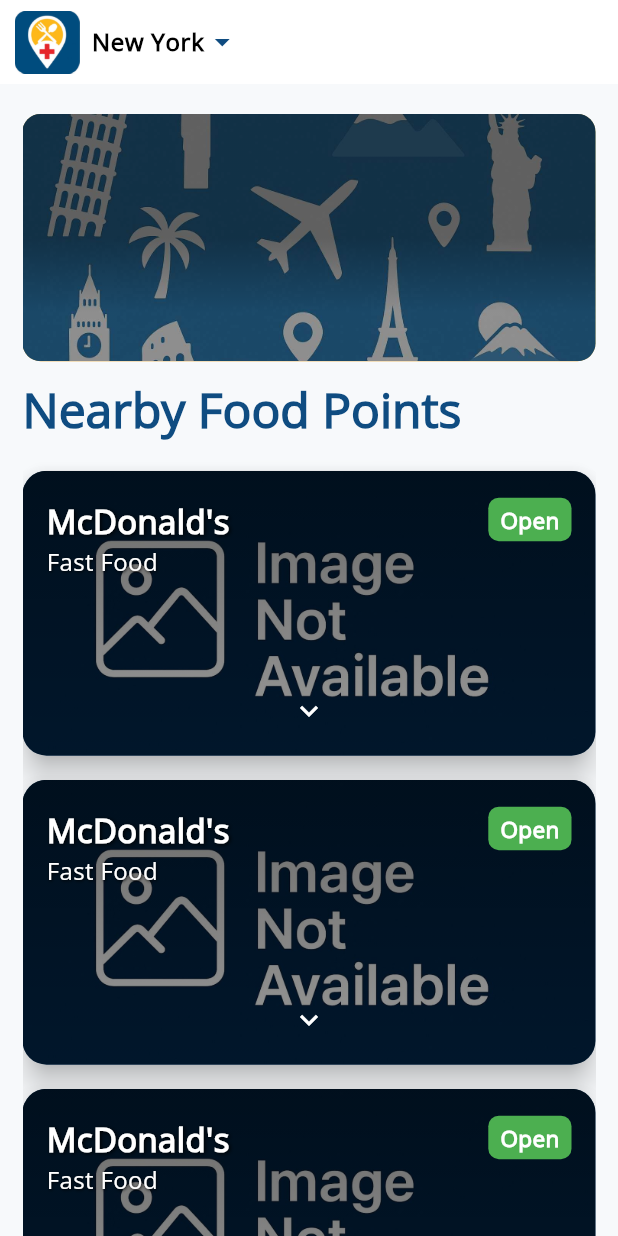
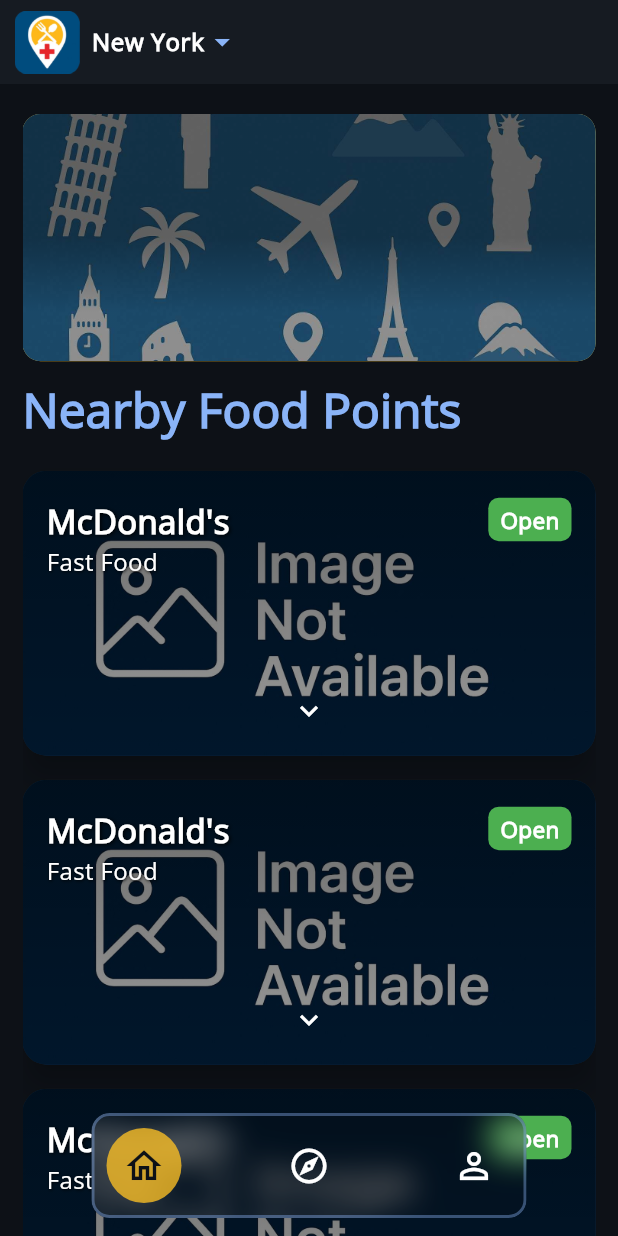
Before and after one commit to qamarsultan7/roamsavvy, a Flutter app: the screen it shows after launch, on a phone screen of 412 x 824 dp. Run offline on Flutter 3.47's test engine with Material 3 defaults, Android fonts, the light colour scheme and no system bars; drawn by our look-alikes of flutter_animate; our stand-ins replace bloc, equatable, flutter_bloc, lottie.

Commit message:
feat: implement bottom navigation bar with BLoC state management and refactor HomeView and HomeScreen

```diff
--- a/lib/app/app.dart
+++ b/lib/app/app.dart
@@ -12,7 +12,7 @@
       title: 'Traveler Guide',
       theme: AppTheme.lightTheme,
       darkTheme: AppTheme.darkTheme,
-      themeMode: ThemeMode.light,
+      themeMode: ThemeMode.dark,
       initialRoute: RouteName.home,
       onGenerateRoute: RouteGenerator.generateRoute,
       debugShowCheckedModeBanner: false,
--- a/lib/app/routes/route_generator.dart
+++ b/lib/app/routes/route_generator.dart
@@ -1,5 +1,5 @@
 import 'package:flutter/material.dart';
-import 'package:roamsavvy/featured/home/view/home_view.dart';
+import 'package:roamsavvy/featured/home/view/home_screen.dart';
 import 'package:roamsavvy/featured/onboarding/view/onboarding_view.dart';
 import 'package:roamsavvy/featured/splash/view/splash_view.dart';
 import 'route_name.dart';
@@ -16,7 +16,7 @@
         return MaterialPageRoute(builder: (_) => const OnboardingView());
 
       case RouteName.home:
-        return MaterialPageRoute(builder: (_) => const HomeView());
+        return MaterialPageRoute(builder: (_) => const HomeScreen());
 
       // case RouteName.medical:
       //   return MaterialPageRoute(builder: (_) => const MedicalPage());
--- a/lib/featured/home/view/home_screen.dart
+++ b/lib/featured/home/view/home_screen.dart
@@ -1,4 +1,6 @@
 import 'package:flutter/material.dart';
+import 'package:flutter_animate/flutter_animate.dart';
+import 'package:roamsavvy/featured/home/view/home_view.dart';
 import 'widgets/location_bottom_sheet.dart';
 
 class HomeScreen extends StatelessWidget {
@@ -16,39 +18,40 @@
 
   @override
   Widget build(BuildContext context) {
-    return Scaffold(appBar: _buildAppBar(context), body: Column(children: []));
+    return Scaffold(
+      appBar: _buildAppBar(context),
+      body: IndexedStack(children: [HomeView()]),
+    );
   }
 
   AppBar _buildAppBar(BuildContext context) {
     return AppBar(
       automaticallyImplyLeading: false,
       elevation: 0,
+      titleSpacing: 5,
+      leading: Padding(
+        padding: const EdgeInsets.only(left: 7.0, top: 7, bottom: 7),
+        child: Image.asset('assets/icons/app_icon1.png')
+            .animate(delay: 100.ms)
+            .scale(begin: Offset(0.8, 0.8), end: Offset(1, 1)),
+      ),
       title: _buildLocationSelector(context),
     );
   }
 
   Widget _buildLocationSelector(BuildContext context) {
-    return InkWell(
+    return Row(
+      mainAxisSize: MainAxisSize.min,
+      children: [
+        InkWell(
           onTap: () => _showLocationBottomSheet(context),
           borderRadius: BorderRadius.circular(12),
-      child: Padding(
-        padding: const EdgeInsets.symmetric(horizontal: 8, vertical: 4),
           child: Row(
-          mainAxisSize: MainAxisSize.min,
-          children: [
-            Icon(
-              Icons.location_on,
-              color: Theme.of(context).colorScheme.primary,
-              size: 22,
-            ),
-            const SizedBox(width: 8),
-            const SizedBox(height: 2),
-            Row(
             children: [
               Text(
                 'New York',
-                  style: TextStyle(
-                    fontWeight: FontWeight.w500,
+                style: Theme.of(context).textTheme.bodyLarge?.copyWith(
+                  fontWeight: FontWeight.w700,
                   color: Theme.of(context).colorScheme.onSurface,
                 ),
               ),
@@ -58,9 +61,8 @@
               ),
             ],
           ),
+        ),
       ],
-        ),
-      ),
     );
   }
 }
--- a/lib/featured/home/view/home_view.dart
+++ b/lib/featured/home/view/home_view.dart
@@ -1,28 +1,19 @@
 import 'package:flutter/material.dart';
 import 'package:flutter_animate/flutter_animate.dart';
 import 'package:roamsavvy/featured/home/view/widgets/location_bottom_sheet.dart';
+import '../../../shared/components/custom_bottom_navbar.dart';
 import 'widgets/cover_heading_widget.dart';
 import 'widgets/expandable_card_container.dart';
 
 class HomeView extends StatelessWidget {
   const HomeView({super.key});
 
-  void _showLocationBottomSheet(BuildContext context) {
-    showModalBottomSheet(
-      context: context,
-      isScrollControlled: true,
-      shape: const RoundedRectangleBorder(
-        borderRadius: BorderRadius.vertical(top: Radius.circular(20)),
-      ),
-      builder: (context) => const LocationBottomSheet(),
-    );
-  }
-
   @override
   Widget build(BuildContext context) {
     final size = MediaQuery.of(context).size;
     return Scaffold(
-      appBar: _buildAppBar(context),
+      resizeToAvoidBottomInset: false,
+      extendBody: true,
       body: Padding(
         padding: const EdgeInsets.symmetric(horizontal: 15.0),
         child: CustomScrollView(
@@ -75,48 +66,8 @@
           ],
         ),
       ),
-    );
-  }
 
-  AppBar _buildAppBar(BuildContext context) {
-    return AppBar(
-      automaticallyImplyLeading: false,
-      elevation: 0,
-      titleSpacing: 5,
-      leading: Padding(
-        padding: const EdgeInsets.only(left: 7.0, top: 7, bottom: 7),
-        child: Image.asset('assets/icons/app_icon1.png')
-            .animate(delay: 100.ms)
-            .scale(begin: Offset(0.8, 0.8), end: Offset(1, 1)),
-      ),
-      title: _buildLocationSelector(context),
-    );
-  }
-
-  Widget _buildLocationSelector(BuildContext context) {
-    return Row(
-      mainAxisSize: MainAxisSize.min,
-      children: [
-        InkWell(
-          onTap: () => _showLocationBottomSheet(context),
-          borderRadius: BorderRadius.circular(12),
-          child: Row(
-            children: [
-              Text(
-                'New York',
-                style: Theme.of(context).textTheme.bodyLarge?.copyWith(
-                  fontWeight: FontWeight.w700,
-                  color: Theme.of(context).colorScheme.onSurface,
-                ),
-              ),
-              Icon(
-                Icons.arrow_drop_down,
-                color: Theme.of(context).colorScheme.primary,
-              ),
-            ],
-          ),
-        ),
-      ],
+      bottomNavigationBar: CustomBottomNavbar(),
     );
   }
 }
--- a/lib/featured/home/view/widgets/expandable_card_container.dart
+++ b/lib/featured/home/view/widgets/expandable_card_container.dart
@@ -67,7 +67,6 @@
       child: Card(
         margin: EdgeInsets.zero,
         elevation: 8,
-        shadowColor: Theme.of(context).colorScheme.onSurface,
         shape: RoundedRectangleBorder(borderRadius: BorderRadius.circular(16)),
         clipBehavior: Clip.antiAlias,
         child: GestureDetector(
--- a/lib/main.dart
+++ b/lib/main.dart
@@ -3,12 +3,17 @@
 import 'package:roamsavvy/app/app.dart';
 import 'package:roamsavvy/featured/home/bloc/home_bloc.dart';
 import 'package:roamsavvy/featured/onboarding/bloc/onboarding_bloc.dart';
+import 'shared/bloc/bottom_nav_bar_bloc.dart';
+
 
 void main() {
   runApp(
     MultiBlocProvider(
       providers: [BlocProvider(create: (context) => OnboardingBloc()),
-      BlocProvider(create: (_)=>HomeBloc())
+      BlocProvider(create: (_)=>HomeBloc()),
+      BlocProvider(
+        create: (_) => BottomNavBarBloc(),
+      ),
       ],
       child: const MyApp(),
     ),
--- /dev/null
+++ b/lib/shared/bloc/bottom_nav_bar_bloc.dart
@@ -0,0 +1,23 @@
+import 'package:bloc/bloc.dart';
+import 'package:equatable/equatable.dart';
+
+part 'bottom_nav_bar_event.dart';
+part 'bottom_nav_bar_state.dart';
+
+class BottomNavBarBloc extends Bloc<BottomNavBarEvent, BottomNavBarState> {
+  BottomNavBarBloc() : super(BottomNavBarState()) {
+    on<BottomNavBarItemTapped>(_onTappedUpdateIndex);
+  }
+
+  void _onTappedUpdateIndex(
+    BottomNavBarItemTapped event,
+    Emitter<BottomNavBarState> emit,
+  ) {
+    emit(
+      BottomNavBarState(
+        previousIndex: state.selectedIndex,
+        selectedIndex: event.index,
+      ),
+    );
+  }
+}
--- /dev/null
+++ b/lib/shared/bloc/bottom_nav_bar_event.dart
@@ -0,0 +1,10 @@
+part of 'bottom_nav_bar_bloc.dart';
+
+sealed class BottomNavBarEvent {
+  const BottomNavBarEvent();
+}
+
+class BottomNavBarItemTapped extends BottomNavBarEvent {
+  final int index;
+  const BottomNavBarItemTapped({required this.index});
+}
--- /dev/null
+++ b/lib/shared/bloc/bottom_nav_bar_state.dart
@@ -0,0 +1,10 @@
+part of 'bottom_nav_bar_bloc.dart';
+
+class BottomNavBarState extends Equatable {
+  final int previousIndex;
+  final int selectedIndex;
+  const BottomNavBarState({this.previousIndex = 0, this.selectedIndex = 0});
+
+  @override
+  List<Object> get props => [previousIndex, selectedIndex];
+}
--- /dev/null
+++ b/lib/shared/components/custom_bottom_navbar.dart
@@ -0,0 +1,193 @@
+import 'dart:ui';
+import 'package:flutter/material.dart';
+import 'package:flutter_animate/flutter_animate.dart';
+import 'package:flutter_bloc/flutter_bloc.dart';
+import 'package:roamsavvy/shared/bloc/bottom_nav_bar_bloc.dart';
+
+class CustomBottomNavbar extends StatefulWidget {
+  final Function(int)? onTap;
+  final int selectedIndex;
+
+  const CustomBottomNavbar({super.key, this.onTap, this.selectedIndex = 0});
+
+  @override
+  State<CustomBottomNavbar> createState() => _CustomBottomNavbarState();
+}
+
+class _CustomBottomNavbarState extends State<CustomBottomNavbar> {
+  late List<IconData> _tabIcons;
+
+  @override
+  void initState() {
+    super.initState();
+
+    // Initialize the tab icons
+    _tabIcons = [
+      Icons.home_outlined,
+      Icons.explore_outlined,
+      Icons.person_outline,
+    ];
+
+    // Set initial BLoC state if needed
+    if (widget.selectedIndex != 0) {
+      context.read<BottomNavBarBloc>().add(
+        BottomNavBarItemTapped(index: widget.selectedIndex)
+      );
+    }
+  }
+
+  void _onTabSelected(int newIndex) {
+    // Dispatch event to the BLoC
+    context.read<BottomNavBarBloc>().add(
+      BottomNavBarItemTapped(index: newIndex)
+    );
+
+    // Call the onTap callback if provided
+    widget.onTap?.call(newIndex);
+  }
+
+  @override
+  Widget build(BuildContext context) {
+    return BlocBuilder<BottomNavBarBloc, BottomNavBarState>(
+      builder: (context, state) {
+        final theme = Theme.of(context);
+        final borderRadius = BorderRadius.circular(12);
+
+        // Calculate the total width based on icons and spacing
+        final double tabWidth = 60.0; // Base width per tab
+        final double spacing = 50.0; // Spacing between tabs
+        final double totalWidth =
+            (_tabIcons.length * tabWidth) +
+            (((_tabIcons.length - 1) * spacing) + 10);
+
+        return Align(
+          alignment: Alignment.bottomCenter,
+          child: Container(
+            width: totalWidth,
+            height: 70,
+            margin: const EdgeInsets.symmetric(vertical: 12),
+            decoration: BoxDecoration(
+              color: Colors.transparent,
+              borderRadius: borderRadius,
+            ),
+            child: ClipRRect(
+              borderRadius: borderRadius,
+              child: BackdropFilter(
+                filter: ImageFilter.blur(sigmaX: 10, sigmaY: 10),
+                child: Container(
+                  decoration: BoxDecoration(
+                    color: theme.scaffoldBackgroundColor.withAlpha(50),
+                    borderRadius: borderRadius,
+                    border: Border.all(
+                      color: theme.primaryColor.withAlpha(100),
+                      width: 2,
+                    ),
+                  ),
+                  child: Stack(
+                    children: [
+                      // Droplet background per tab
+                      Row(
+                        mainAxisAlignment: MainAxisAlignment.center,
+                        children: List.generate(_tabIcons.length * 2 - 1, (index) {
+                          // Add spacing widgets between tabs
+                          if (index.isOdd) {
+                            return SizedBox(width: spacing);
+                          }
+
+                          final tabIndex = index ~/ 2;
+                          final isCurrent = tabIndex == state.selectedIndex;
+                          final isOld =
+                              tabIndex == state.previousIndex &&
+                              state.selectedIndex != state.previousIndex;
+
+                          if (!isCurrent && !isOld) {
+                            return SizedBox(width: tabWidth);
+                          }
+
+                          final animation =
+                              isCurrent
+                                  ? Animate(
+                                    key: ValueKey("grow-$tabIndex"),
+                                    effects: [
+                                      ScaleEffect(
+                                        end: Offset(1, 1),
+                                        begin: Offset(0, 0),
+                                        duration: 300.ms,
+                                      ),
+                                    ],
+                                    child: _buildDroplet(context),
+                                  )
+                                  : Animate(
+                                    key: ValueKey("shrink-$tabIndex"),
+                                    effects: [
+                                      ScaleEffect(
+                                        begin: Offset(1, 1),
+                                        end: Offset(0, 0),
+                                        duration: 300.ms,
+                                      ),
+                                    ],
+                                    child: _buildDroplet(context),
+                                  );
+
+                          return SizedBox(
+                            width: tabWidth,
+                            child: Center(child: animation),
+                          );
+                        }),
+                      ),
+
+                      // Foreground icons
+                      Row(
+                        mainAxisAlignment: MainAxisAlignment.center,
+                        children: List.generate(_tabIcons.length * 2 - 1, (index) {
+                          // Add spacing widgets between tabs
+                          if (index.isOdd) {
+                            return SizedBox(width: spacing);
+                          }
+
+                          final tabIndex = index ~/ 2;
+                          final isSelected = tabIndex == state.selectedIndex;
+
+                          return SizedBox(
+                            width: tabWidth,
+                            child: GestureDetector(
+                              onTap: () => _onTabSelected(tabIndex),
+                              child: Container(
+                                padding: const EdgeInsets.symmetric(vertical: 8),
+                                child: Center(
+                                  child: Icon(
+                                    _tabIcons[tabIndex],
+                                    color:
+                                        isSelected
+                                            ? theme.scaffoldBackgroundColor
+                                            : theme.colorScheme.onSurface,
+                                    size: 28,
+                                  ),
+                                ),
+                              ),
+                            ),
+                          );
+                        }),
+                      ),
+                    ],
+                  ),
+                ),
+              ),
+            ),
+          ),
+        );
+      },
+    );
+  }
+
+  Widget _buildDroplet(BuildContext context) {
+    return Container(
+      width: 50,
+      height: 50,
+      decoration: BoxDecoration(
+        color: Theme.of(context).colorScheme.secondary.withAlpha(200),
+        shape: BoxShape.circle,
+      ),
+    );
+  }
+}
```
Lines whose indentation alone changed are shown as unchanged.
